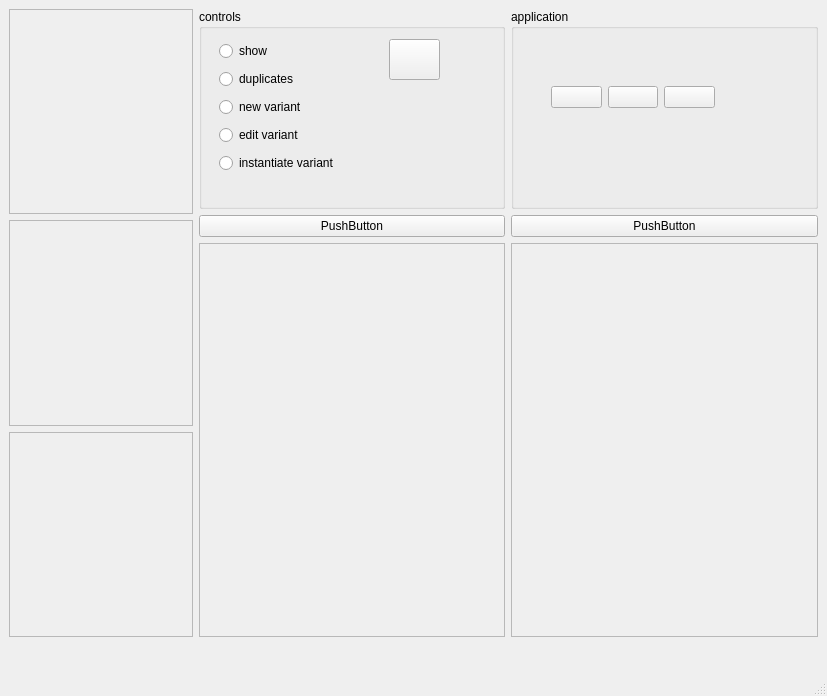
First picture: the form in BehaviourEditor/ui_behaviour_linker_editor.ui, repository heinz-preisig/ProMo-packages-OntologyBuilder, before the edit.
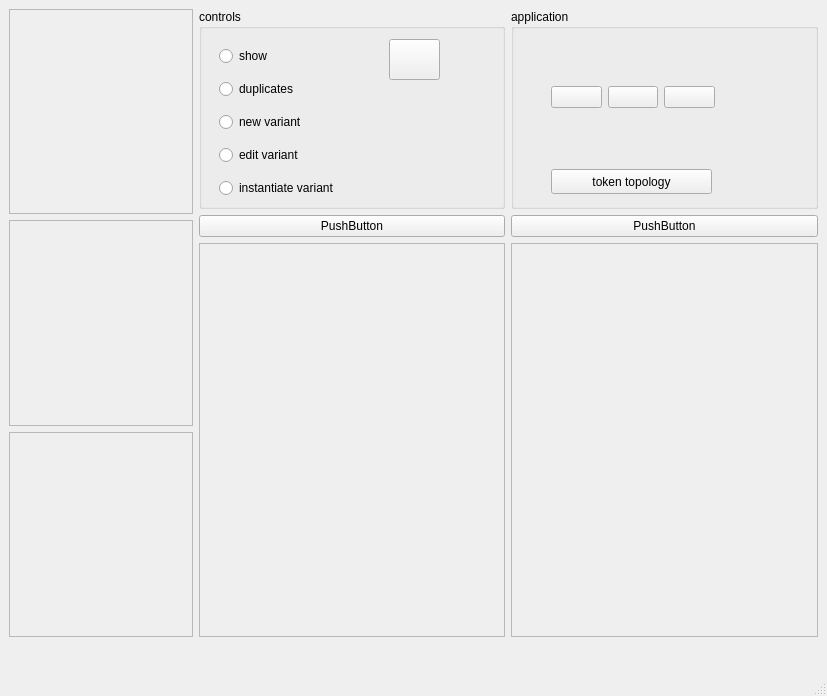
Second picture: the form after the edit.

Commit message: Fixing equation linker

The edit to the form file:
```diff
--- a/BehaviourEditor/ui_behaviour_linker_editor.ui
+++ b/BehaviourEditor/ui_behaviour_linker_editor.ui
@@ -43,7 +43,7 @@
            <x>20</x>
            <y>30</y>
            <width>161</width>
-           <height>141</height>
+           <height>170</height>
           </rect>
          </property>
          <layout class="QVBoxLayout" name="verticalLayout">
@@ -258,6 +258,19 @@
           </item>
          </layout>
         </widget>
+        <widget class="QPushButton" name="pushButtonTokenTopologies">
+         <property name="geometry">
+          <rect>
+           <x>40</x>
+           <y>160</y>
+           <width>161</width>
+           <height>25</height>
+          </rect>
+         </property>
+         <property name="text">
+          <string>token topology</string>
+         </property>
+        </widget>
        </widget>
       </item>
       <item>
```
The commit also changes 2 other files.
